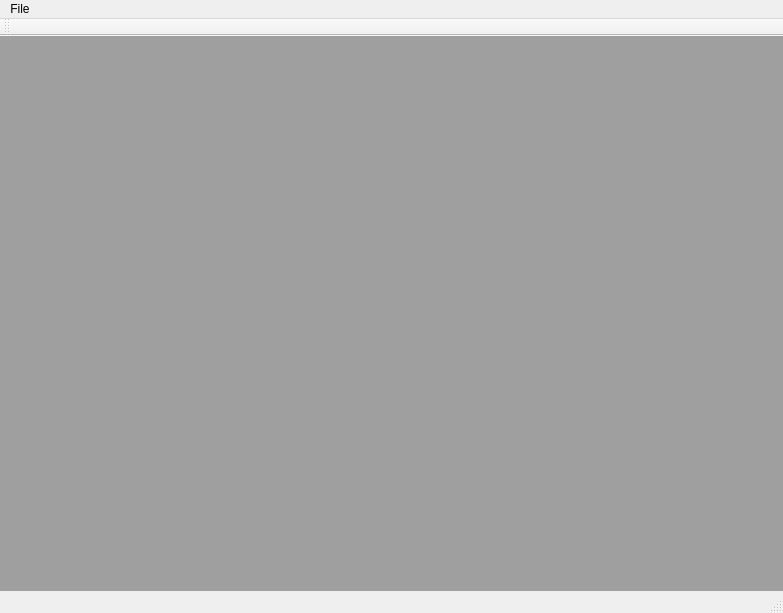
Old version of the form tools/worldeditor/ui/MainWindow.ui in the repository AeonGames/AeonEngine.
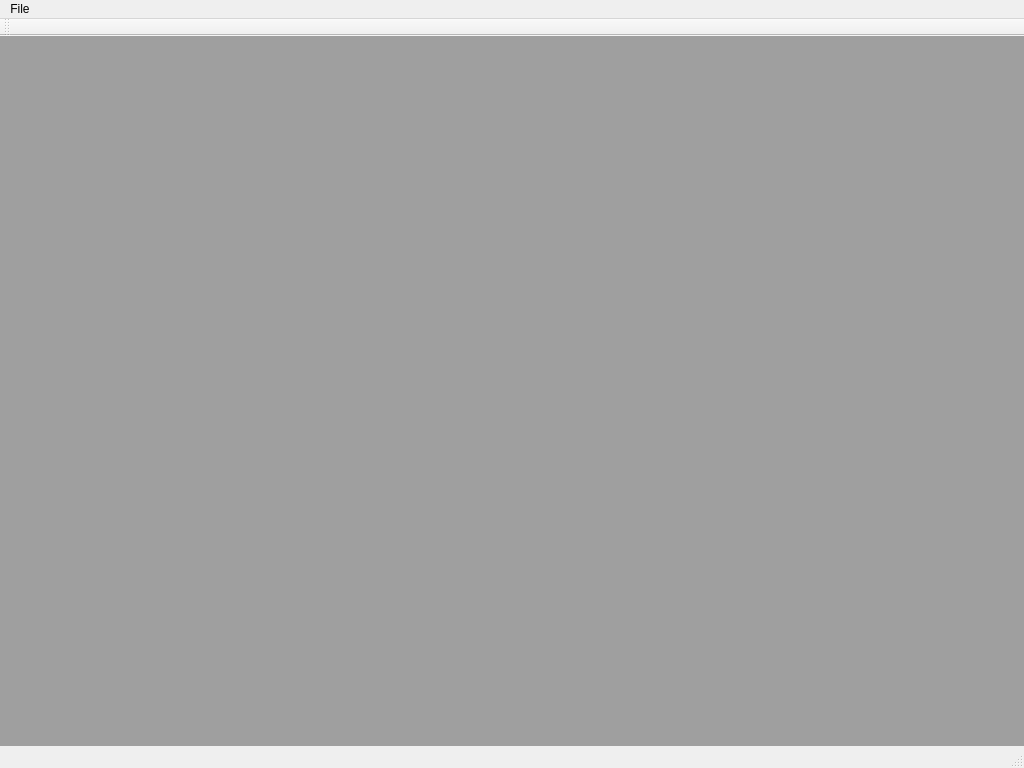
New version of the form.

Commit message: Adjusting Qt UI on Linux.

What changed in the file:
```diff
--- a/tools/worldeditor/ui/MainWindow.ui
+++ b/tools/worldeditor/ui/MainWindow.ui
@@ -6,8 +6,8 @@
    <rect>
     <x>0</x>
     <y>0</y>
-    <width>783</width>
-    <height>613</height>
+    <width>1024</width>
+    <height>768</height>
    </rect>
   </property>
   <property name="windowTitle">
@@ -40,8 +40,8 @@
     <rect>
      <x>0</x>
      <y>0</y>
-     <width>783</width>
-     <height>21</height>
+     <width>1024</width>
+     <height>22</height>
     </rect>
    </property>
    <widget class="QMenu" name="menuFile">
```
Left out of the diff: 2 changed lines with no effect on the pictures. The commit also changes 5 other files.
